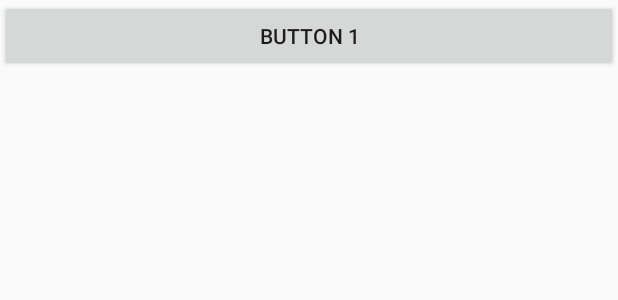
After one commit to Stephc0211/HelloWorld, an Android app: the layout first_layout.xml on its own in the app's theme, with its tools: preview values and no code run, on a phone screen of 412 x 824 dp. The commit adds this screen. Shown: the top 300 px of the screen. Run offline under Robolectric (Android 15) with nearby library versions, the phone set to English and light mode, and no system bars.

Commit message:
Aug02HWcode-2

```diff
--- /dev/null
+++ b/app/src/main/res/layout/first_layout.xml
@@ -0,0 +1,14 @@
+<?xml version="1.0" encoding="utf-8"?>
+<LinearLayout
+    xmlns:android="http://schemas.android.com/apk/res/android"
+    android:layout_width="match_parent"
+    android:layout_height="match_parent"
+    android:orientation="vertical">
+
+    <Button
+        android:id="@+id/button_1"
+        android:layout_width="match_parent"
+        android:layout_height="wrap_content"
+        android:text="Button 1"/>
+
+</LinearLayout>
```
Also changed, not shown: app/src/main/AndroidManifest.xml (+4 -4 lines), app/src/main/java/com/example/helloworld/homework/ActivityCollector.java (added, +28 -0 lines), app/src/main/java/com/example/helloworld/homework/BaseActivity.java (added, +21 -0 lines), app/src/main/java/com/example/helloworld/homework/FirstActivity.java (added, +37 -0 lines), app/src/main/java/com/example/helloworld/homework/SaveInstance.java (added, +31 -0 lines), app/src/main/java/com/example/helloworld/homework/homework.java (+2 -6 lines), app/src/main/res/layout/activity_owen_layout_and_widget.xml (+2 -7 lines), app/src/main/res/layout/activity_save_instance.xml (added, +9 -0 lines).
